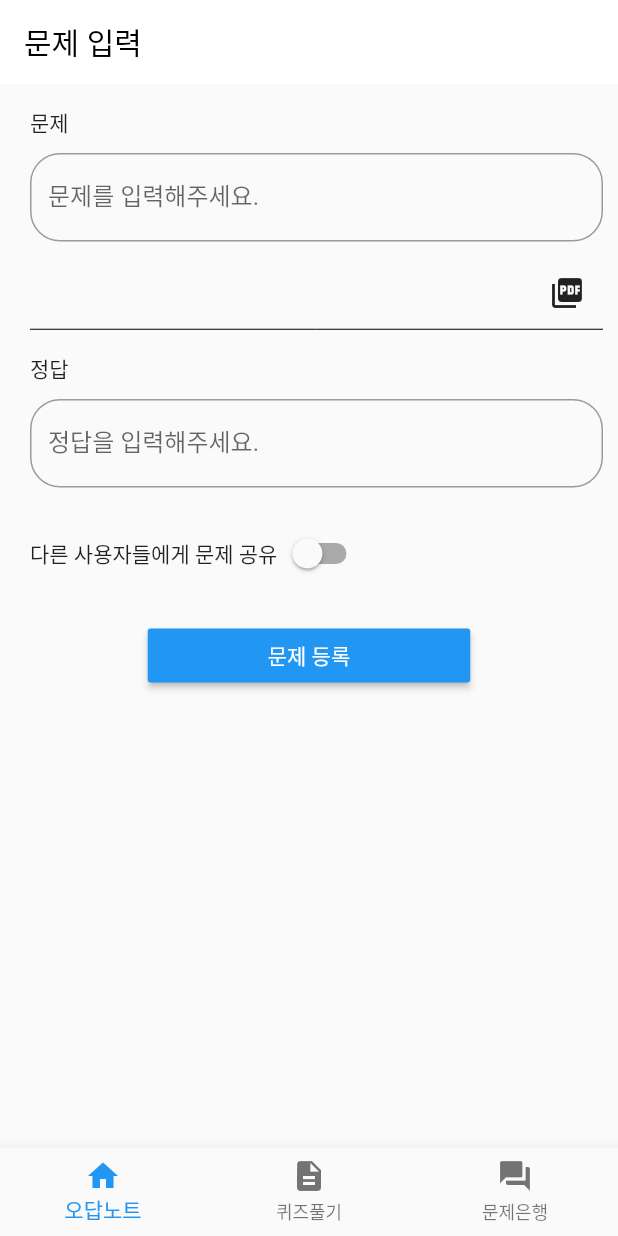
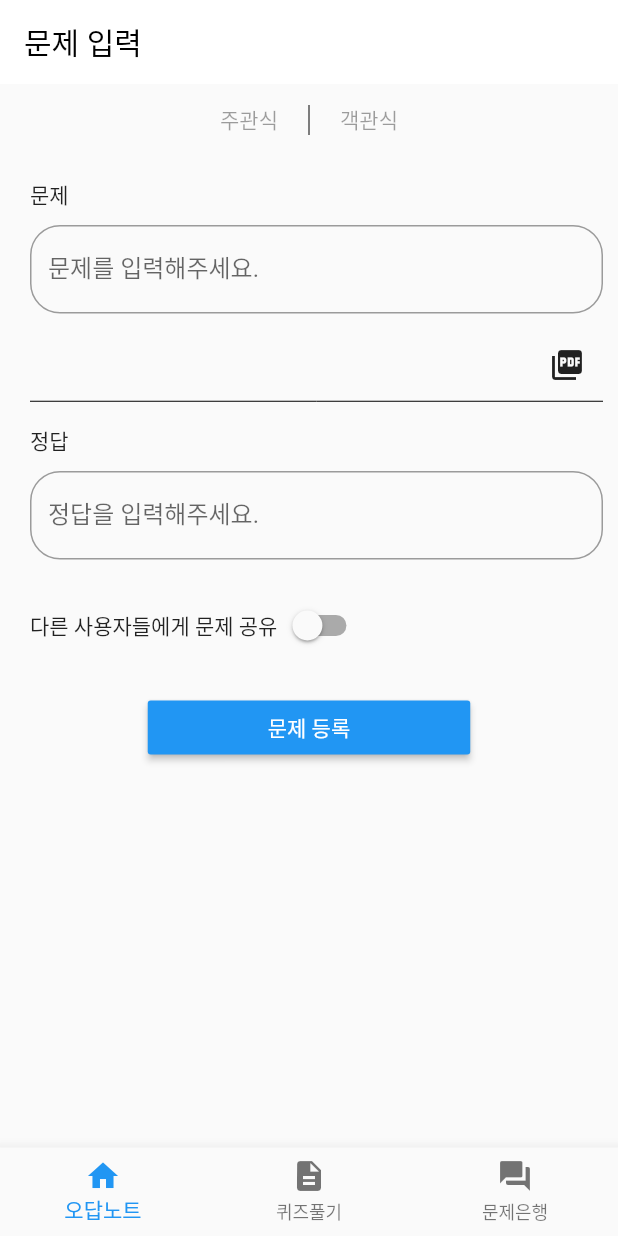
Before and after one commit to Junduck15/MobileAppProject, a Flutter app: the HomePage screen opened directly, on a phone screen of 412 x 824 dp. Run offline on Flutter 3.47's test engine with Material 2 defaults, Android fonts, the phone set to English and light mode, and no system bars; our stand-ins replace cloud_firestore, firebase_auth, firebase_core, firebase_storage, flutter_signin_button, google_sign_in and 1 more; accounts and stored records are empty; network calls fail.

Commit message:
Multiple Choice

```diff
--- a/mobileappproject/lib/add.dart
+++ b/mobileappproject/lib/add.dart
@@ -9,7 +9,6 @@ import 'dart:async';
 import 'added.dart';
 
 class Add extends StatefulWidget {
-
   _Add createState() => _Add();
 }
 
@@ -29,6 +28,10 @@ class _Add extends State<Add> {
     FirebaseFirestore firestore = FirebaseFirestore.instance;
     final problem = TextEditingController();
     final answer = TextEditingController();
+    final multi1 = TextEditingController();
+    final multi2 = TextEditingController();
+    final multi3 = TextEditingController();
+    final multiAnswer = TextEditingController();
     Future<void> _addPathToDatabase(String text) async {
       try {
         final ref = FirebaseStorage.instance.ref().child(text);
@@ -82,6 +85,54 @@ class _Add extends State<Add> {
               activeTrackColor: Colors.blueAccent,
               activeColor: Colors.blue),
         ]));
+    Widget multipleChoice = Container(
+      child: Column(children:[
+        TextField(
+              controller: multi1,
+              decoration: new InputDecoration(
+                labelText: "오답1",
+                fillColor: Colors.white,
+                border: new OutlineInputBorder(
+                  borderRadius: new BorderRadius.circular(20.0),
+                  borderSide: new BorderSide(),
+                ),
+              ),
+            ),
+            TextField(
+              controller: multi2,
+              decoration: new InputDecoration(
+                labelText: "오답2",
+                fillColor: Colors.white,
+                border: new OutlineInputBorder(
+                  borderRadius: new BorderRadius.circular(20.0),
+                  borderSide: new BorderSide(),
+                ),
+              ),
+            ),
+            TextField(
+              controller: multi3,
+              decoration: new InputDecoration(
+                labelText: "오답3",
+                fillColor: Colors.white,
+                border: new OutlineInputBorder(
+                  borderRadius: new BorderRadius.circular(20.0),
+                  borderSide: new BorderSide(),
+                ),
+              ),
+            ),
+            TextField(
+              controller: multiAnswer,
+              decoration: new InputDecoration(
+                labelText: "정답을 입력해주세요.",
+                fillColor: Colors.white,
+                border: new OutlineInputBorder(
+                  borderRadius: new BorderRadius.circular(20.0),
+                  borderSide: new BorderSide(),
+                ),
+              ),
+            ),
+      ])
+    );
     Widget buttonSection = Container(
       padding: EdgeInsets.fromLTRB(20.0, 15.0, 10.0, 10.0),
       child: Column(
@@ -157,7 +208,9 @@ class _Add extends State<Add> {
         print(_auth.currentUser.uid);
         Navigator.push(
           context,
-          MaterialPageRoute(builder: (context) => Added(problem: problem.text, answer: answer.text)),
+          MaterialPageRoute(
+              builder: (context) =>
+                  Added(problem: problem.text, answer: answer.text)),
         );
       },
     ));
@@ -174,7 +227,18 @@ class _Add extends State<Add> {
           ),
         ),
         body: ListView(
-          children: <Widget>[buttonSection, submitButton],
+          children: <Widget>[
+            Row(
+              mainAxisAlignment: MainAxisAlignment.center,
+              children: [
+                TextButton(onPressed: null, child: Text('주관식')),
+                Container(height: 20, child: VerticalDivider(color: Colors.black)),
+                TextButton(onPressed: null, child: Text('객관식'))
+              ],
+            ),
+            buttonSection,
+            submitButton
+          ],
         ),
       ),
     );
```
